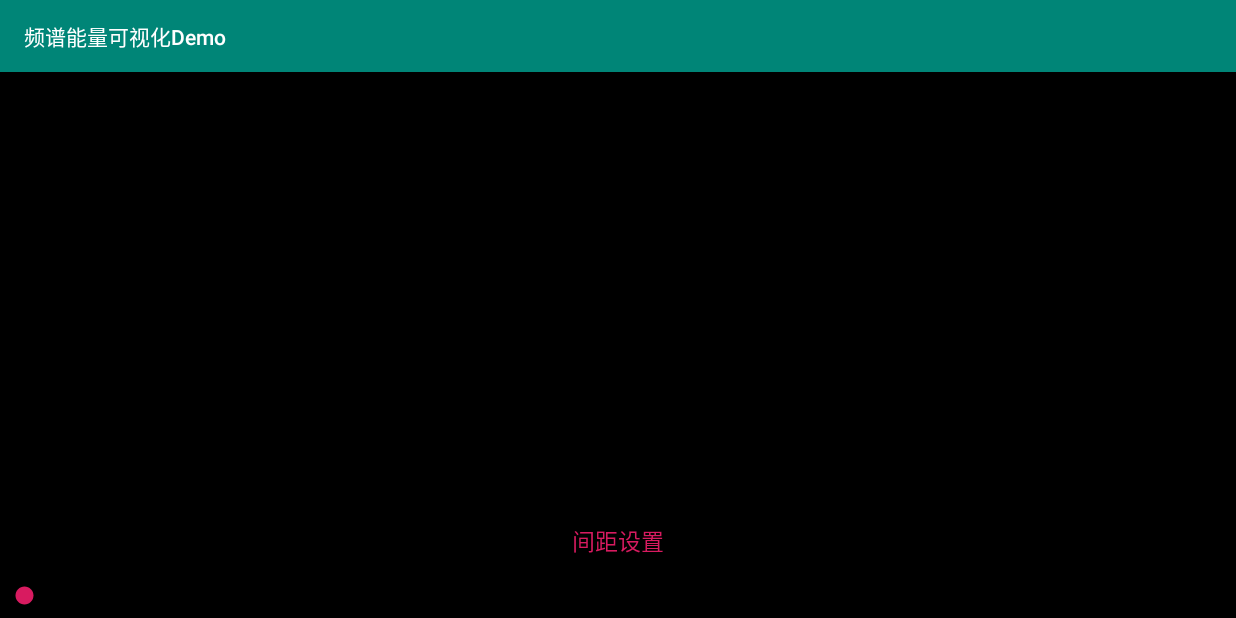
After one commit to michael007js/SpectrumForAndroid, an Android app: the WaveColumnActivity screen opened directly, with no data from a screen before it, on a phone screen of 824 x 412 dp (held sideways). The commit adds this screen. Run offline under Robolectric (Android 15) with nearby library versions, the phone set to English and light mode, and no system bars.

Commit message:
新增柱状波形图

```diff
--- a/app/src/main/AndroidManifest.xml
+++ b/app/src/main/AndroidManifest.xml
@@ -47,6 +47,9 @@
             android:name=".WaveActivity"
             android:screenOrientation="landscape" />
         <activity
+            android:name=".WaveColumnActivity"
+            android:screenOrientation="landscape" />
+        <activity
             android:name=".CircleRoundActivity"
             android:screenOrientation="landscape" />
         <activity
--- a/app/src/main/java/com/sss/spectrum/AppConstant.java
+++ b/app/src/main/java/com/sss/spectrum/AppConstant.java
@@ -13,6 +13,6 @@ public class AppConstant {
     //音频把柱(max1024)
     public static final int SAMPLE_SIZE = 256;
     //放大量
-    public static final int LAGER_OFFSET = 5;
+    public static final int LAGER_OFFSET = 10;
 
 }
--- a/app/src/main/java/com/sss/spectrum/MainActivity.java
+++ b/app/src/main/java/com/sss/spectrum/MainActivity.java
@@ -65,6 +65,7 @@ public class MainActivity extends AppCompatActivity implements View.OnClickListe
         findViewById(R.id.switch_kugou_column).setOnClickListener(this);
         findViewById(R.id.switch_bessel).setOnClickListener(this);
         findViewById(R.id.switch_waveform).setOnClickListener(this);
+        findViewById(R.id.switch_wave_column_form).setOnClickListener(this);
         findViewById(R.id.switch_circle_round).setOnClickListener(this);
         findViewById(R.id.switch_speedometer).setOnClickListener(this);
         findViewById(R.id.switch_rotating_circle).setOnClickListener(this);
@@ -144,6 +145,8 @@ public class MainActivity extends AppCompatActivity implements View.OnClickListe
                 break;
             case R.id.switch_waveform:
                 startActivity(new Intent(this, WaveActivity.class));
+            case R.id.switch_wave_column_form:
+                startActivity(new Intent(this, WaveColumnActivity.class));
                 break;
             case R.id.switch_circle_round:
                 startActivity(new Intent(this, CircleRoundActivity.class));
--- /dev/null
+++ b/app/src/main/java/com/sss/spectrum/WaveColumnActivity.java
@@ -0,0 +1,51 @@
+package com.sss.spectrum;
+
+import android.os.Bundle;
+import android.widget.SeekBar;
+
+import androidx.annotation.Nullable;
+import androidx.appcompat.app.AppCompatActivity;
+
+import com.sss.Utils;
+import com.sss.VisualizerHelper;
+import com.sss.view.WaveColumnformView;
+
+public class WaveColumnActivity extends AppCompatActivity {
+    private WaveColumnformView wave;
+
+    @Override
+    protected void onCreate(@Nullable Bundle savedInstanceState) {
+        super.onCreate(savedInstanceState);
+        setContentView(R.layout.activity_wave_column);
+        wave = findViewById(R.id.wave);
+        VisualizerHelper.getInstance().addCallBack(wave);
+        ((SeekBar) findViewById(R.id.seek_bar)).setOnSeekBarChangeListener(new SeekBar.OnSeekBarChangeListener() {
+            @Override
+            public void onProgressChanged(SeekBar seekBar, int progress, boolean fromUser) {
+                if (fromUser) {
+                    if (progress == 0) {
+                        return;
+                    }
+                    wave.setSpacingOffset(Utils.dp2px(progress));
+                }
+            }
+
+            @Override
+            public void onStartTrackingTouch(SeekBar seekBar) {
+
+            }
+
+            @Override
+            public void onStopTrackingTouch(SeekBar seekBar) {
+
+            }
+        });
+    }
+
+
+    @Override
+    protected void onStop() {
+        super.onStop();
+        VisualizerHelper.getInstance().removeCallBack(wave);
+    }
+}
--- /dev/null
+++ b/app/src/main/java/com/sss/view/WaveColumnformView.java
@@ -0,0 +1,135 @@
+package com.sss.view;
+
+import android.annotation.SuppressLint;
+import android.content.Context;
+import android.graphics.Canvas;
+import android.graphics.Color;
+import android.graphics.LinearGradient;
+import android.graphics.Paint;
+import android.graphics.RectF;
+import android.graphics.Shader;
+import android.util.AttributeSet;
+import android.view.View;
+
+import com.sss.VisualizerHelper;
+import com.sss.spectrum.AppConstant;
+
+import java.util.ArrayList;
+import java.util.List;
+
+/**
+ * 波形
+ */
+public class WaveColumnformView extends View implements VisualizerHelper.OnVisualizerEnergyCallBack {
+    /**
+     * 画笔
+     */
+    private Paint paint = new Paint();
+
+    /**
+     * 数据集
+     */
+    private List<RectF> newData = new ArrayList<>();
+
+    /**
+     * 初始波形Y轴
+     */
+    private int defultY;
+    /**
+     * 每一个波形点之间的间距
+     */
+    private int spacing = 5;
+    /**
+     * 间距偏移，动态调整
+     */
+    private int spacingOffset = 0;
+
+    /**
+     * 主色调
+     */
+    private int mainColor = Color.parseColor("#F53F3F");
+
+    public void setMainColor(int mainColor) {
+        this.mainColor = mainColor;
+    }
+
+    public void setSpacingOffset(int spacingOffset) {
+        this.spacingOffset = spacingOffset;
+    }
+
+    public WaveColumnformView(Context context) {
+        super(context);
+    }
+
+    public WaveColumnformView(Context context, AttributeSet attrs) {
+        super(context, attrs);
+    }
+
+    public WaveColumnformView(Context context, AttributeSet attrs, int defStyleAttr) {
+        super(context, attrs, defStyleAttr);
+    }
+
+    @SuppressLint("DrawAllocation")
+    @Override
+    protected void onLayout(boolean changed, int left, int top, int right, int bottom) {
+        super.onLayout(changed, left, top, right, bottom);
+        paint.setShader(new LinearGradient(0f, getHeight() >> 1, right, getHeight() >> 1,
+                new int[]{
+                        getColorWithAlpha(0.3f, mainColor),
+                        getColorWithAlpha(1f, mainColor),
+                        getColorWithAlpha(1f, mainColor),
+                        getColorWithAlpha(0.3f, mainColor)
+                },
+                new float[]{0, 0.1f, 0.9f, 1f},
+                Shader.TileMode.CLAMP));
+
+    }
+
+    int getColorWithAlpha(float alpha, int baseColor) {
+        int a = Math.min(255, Math.max(0, (int) (alpha * 255))) << 24;
+        int rgb = 0x00ffffff & baseColor;
+        return a + rgb;
+    }
+
+    @Override
+    public void setWaveData(float[] data, float totalEnergy) {
+
+        paint.setStrokeWidth(3);
+        paint.setColor(AppConstant.COLOR);
+        spacing = getWidth() / AppConstant.SAMPLE_SIZE + spacingOffset;
+        defultY = getHeight() / 2;
+        newData.clear();
+        for (float f : data) {
+            RectF rect = new RectF();
+            rect.left = newData.isEmpty() ? 0 : newData.get(newData.size() - 1).right + spacing;
+            rect.top = defultY + getOffsetY(true, f);
+            rect.right = rect.left + 20;
+            rect.bottom = defultY + getOffsetY(false, f);
+            newData.add(rect);
+        }
+
+    }
+
+    /**
+     * 中心点保持距离，该值越大，没有音频输入时默认的长度越长
+     */
+    int centerHolder = 20;
+
+    private int getOffsetY(boolean top, float data) {
+        if (top) {
+            return (int) (data * AppConstant.LAGER_OFFSET) + centerHolder;
+        } else {
+            return (int) (-data * AppConstant.LAGER_OFFSET) - centerHolder;
+        }
+    }
+
+    @Override
+    protected void onDraw(Canvas canvas) {
+        super.onDraw(canvas);
+        for (int i = 0; i < newData.size(); i++) {
+            canvas.drawRoundRect(newData.get(i), 10, 10, paint);
+        }
+        invalidate();
+    }
+
+}
--- /dev/null
+++ b/app/src/main/res/layout/activity_wave_column.xml
@@ -0,0 +1,31 @@
+<?xml version="1.0" encoding="utf-8"?>
+<LinearLayout xmlns:android="http://schemas.android.com/apk/res/android"
+    android:layout_width="match_parent"
+    android:layout_height="match_parent"
+    android:background="#000"
+    android:orientation="vertical">
+
+    <com.sss.view.WaveColumnformView
+        android:id="@+id/wave"
+        android:layout_width="match_parent"
+        android:layout_height="0dp"
+        android:layout_weight="1"
+        android:layout_marginStart="10dp"
+        android:layout_marginTop="10dp"
+        android:layout_marginEnd="10dp" />
+    <TextView
+        android:layout_width="match_parent"
+        android:layout_height="wrap_content"
+        android:layout_marginTop="10dp"
+        android:gravity="center"
+        android:text="间距设置"
+        android:textColor="@color/colorAccent"
+        android:textSize="15sp" />
+    <SeekBar
+        android:id="@+id/seek_bar"
+        android:layout_width="match_parent"
+        android:layout_height="30dp"
+        android:layout_marginTop="10dp"
+        android:max="20"
+        android:progress="0" />
+</LinearLayout>
```
Also changed, not shown: app/src/main/res/layout/activity_main.xml (+8 -0 lines).
